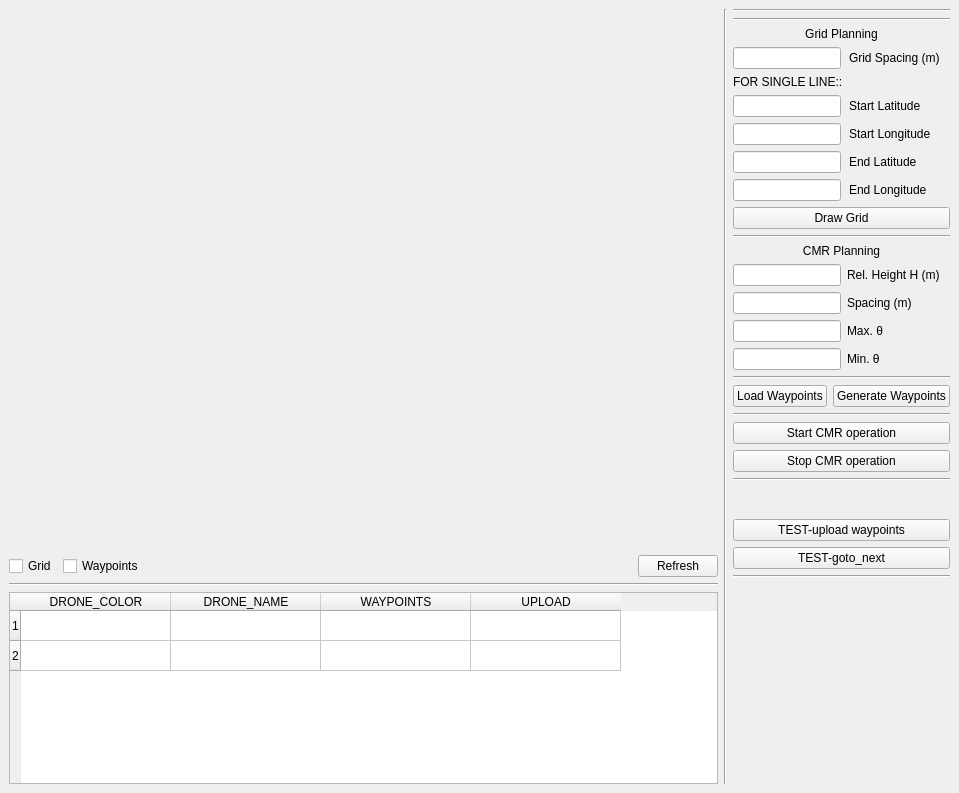
The window that src/main/python/gust/gui/ui/cmr_window.ui (drjdlarson/gust) describes before a commit, drawn with Qt 5.
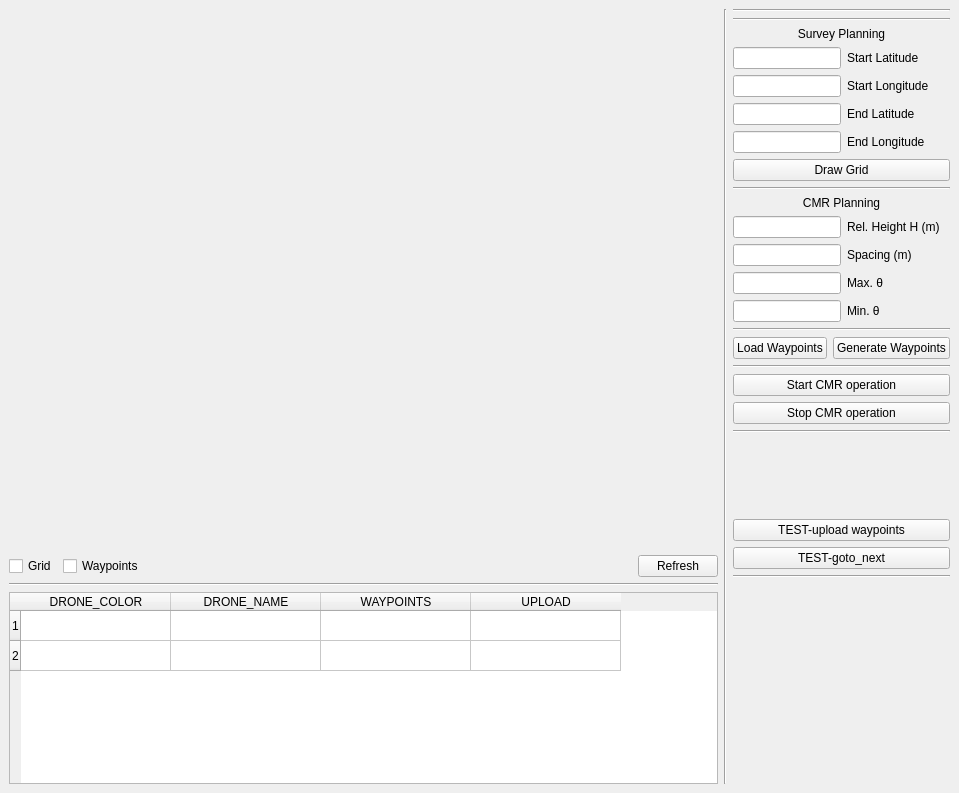
The same window after the commit. Custom widgets are drawn as their Qt base class.

Patch:
```diff
--- a/src/main/python/gust/gui/ui/cmr_window.ui
+++ b/src/main/python/gust/gui/ui/cmr_window.ui
@@ -165,7 +165,7 @@
       <item>
        <widget class="QLabel" name="label_grid_planning">
         <property name="text">
-         <string>Grid Planning</string>
+         <string>Survey Planning</string>
         </property>
         <property name="alignment">
          <set>Qt::AlignCenter</set>
@@ -175,74 +175,53 @@
       <item>
        <layout class="QFormLayout" name="formLayout_grid_planning">
         <item row="0" column="0">
-         <widget class="QLineEdit" name="lineEdit_grid_spacing">
-          <property name="readOnly">
-           <bool>false</bool>
-          </property>
-         </widget>
-        </item>
-        <item row="0" column="1">
-         <widget class="QLabel" name="label_grid_spacing">
-          <property name="text">
-           <string>Grid Spacing (m)</string>
-          </property>
-         </widget>
-        </item>
-        <item row="1" column="0">
-         <widget class="QLabel" name="label_3">
-          <property name="text">
-           <string>FOR SINGLE LINE::</string>
-          </property>
-         </widget>
-        </item>
-        <item row="2" column="0">
          <widget class="QLineEdit" name="lineEdit_start_lat"/>
         </item>
-        <item row="3" column="0">
-         <widget class="QLineEdit" name="lineEdit_start_lon">
-          <property name="sizePolicy">
-           <sizepolicy hsizetype="Expanding" vsizetype="Fixed">
-            <horstretch>0</horstretch>
-            <verstretch>0</verstretch>
-           </sizepolicy>
-          </property>
-         </widget>
-        </item>
-        <item row="4" column="0">
-         <widget class="QLineEdit" name="lineEdit_end_lat"/>
-        </item>
-        <item row="5" column="0">
-         <widget class="QLineEdit" name="lineEdit_end_lon">
-          <property name="sizePolicy">
-           <sizepolicy hsizetype="Expanding" vsizetype="Fixed">
-            <horstretch>0</horstretch>
-            <verstretch>0</verstretch>
-           </sizepolicy>
-          </property>
-         </widget>
-        </item>
-        <item row="2" column="1">
+        <item row="0" column="1">
          <widget class="QLabel" name="label">
           <property name="text">
            <string>Start Latitude</string>
           </property>
          </widget>
         </item>
-        <item row="3" column="1">
+        <item row="1" column="0">
+         <widget class="QLineEdit" name="lineEdit_start_lon">
+          <property name="sizePolicy">
+           <sizepolicy hsizetype="Expanding" vsizetype="Fixed">
+            <horstretch>0</horstretch>
+            <verstretch>0</verstretch>
+           </sizepolicy>
+          </property>
+         </widget>
+        </item>
+        <item row="1" column="1">
          <widget class="QLabel" name="label_2">
           <property name="text">
            <string>Start Longitude</string>
           </property>
          </widget>
         </item>
-        <item row="4" column="1">
+        <item row="2" column="0">
+         <widget class="QLineEdit" name="lineEdit_end_lat"/>
+        </item>
+        <item row="2" column="1">
          <widget class="QLabel" name="label_4">
           <property name="text">
            <string>End Latitude</string>
           </property>
          </widget>
         </item>
-        <item row="5" column="1">
+        <item row="3" column="0">
+         <widget class="QLineEdit" name="lineEdit_end_lon">
+          <property name="sizePolicy">
+           <sizepolicy hsizetype="Expanding" vsizetype="Fixed">
+            <horstretch>0</horstretch>
+            <verstretch>0</verstretch>
+           </sizepolicy>
+          </property>
+         </widget>
+        </item>
+        <item row="3" column="1">
          <widget class="QLabel" name="label_5">
           <property name="text">
            <string>End Longitude</string>
```
